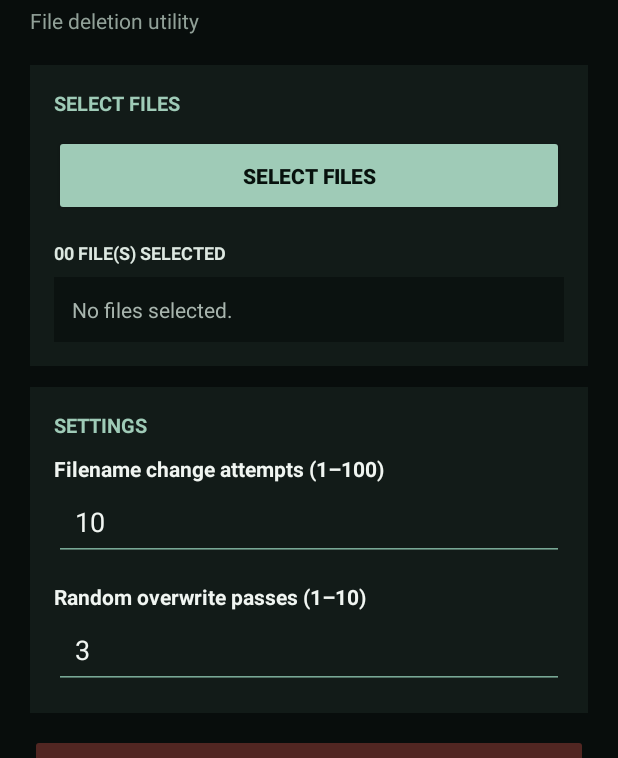
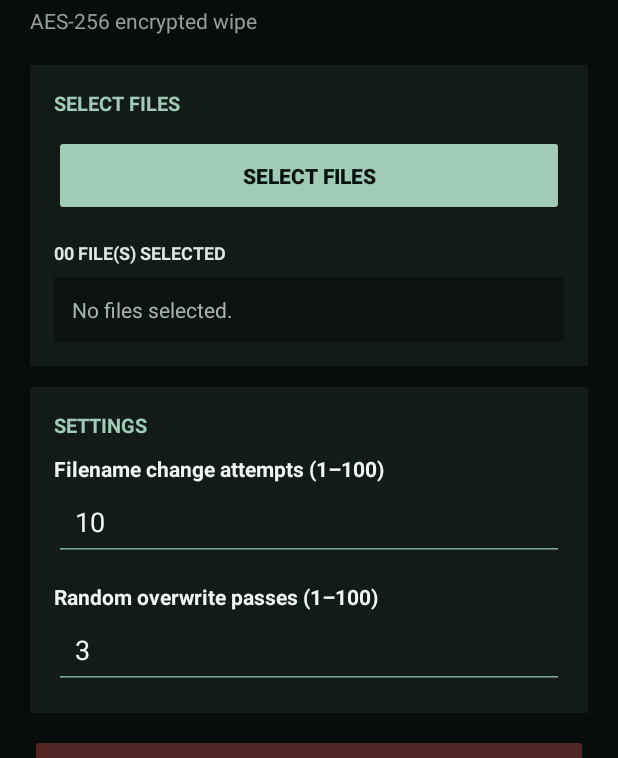
Before and after one commit to ofand04/Wipe-files, an Android app: the screen it shows after launch (MainActivity), on a phone screen of 412 x 824 dp, the part 98-856 px from its top. Run offline under Robolectric (Android 15) with nearby library versions, the phone set to English and light mode, and no system bars.

Commit message:
Update activity_main.xml

```diff
--- a/app/src/main/res/layout/activity_main.xml
+++ b/app/src/main/res/layout/activity_main.xml
@@ -2,7 +2,7 @@
 <ScrollView xmlns:android="http://schemas.android.com/apk/res/android" android:layout_width="match_parent" android:layout_height="match_parent" android:background="#080D0C" android:fillViewport="true">
 <LinearLayout android:layout_width="match_parent" android:layout_height="wrap_content" android:orientation="vertical" android:padding="20dp">
 <TextView android:layout_width="match_parent" android:layout_height="wrap_content" android:text="WIPEFILES" android:textColor="#F0F5F1" android:textSize="34sp" android:textStyle="bold" android:layout_marginBottom="4dp"/>
-<TextView android:layout_width="match_parent" android:layout_height="wrap_content" android:text="File deletion utility" android:textColor="#91A098" android:textSize="14sp" android:layout_marginBottom="20dp"/>
+<TextView android:layout_width="match_parent" android:layout_height="wrap_content" android:text="AES-256 encrypted wipe" android:textColor="#91A098" android:textSize="14sp" android:layout_marginBottom="20dp"/>
 <LinearLayout android:layout_width="match_parent" android:layout_height="wrap_content" android:orientation="vertical" android:padding="16dp" android:background="#121B18" android:layout_marginBottom="14dp">
 <TextView android:layout_width="match_parent" android:layout_height="wrap_content" android:text="SELECT FILES" android:textColor="#9FCBB7" android:textStyle="bold" android:textSize="13sp" android:layout_marginBottom="12dp"/>
 <Button android:id="@+id/btnPick" android:layout_width="match_parent" android:layout_height="54dp" android:text="SELECT FILES" android:textColor="#07110D" android:textStyle="bold" android:backgroundTint="#9FCBB7"/>
@@ -13,8 +13,8 @@
 <TextView android:layout_width="match_parent" android:layout_height="wrap_content" android:text="SETTINGS" android:textColor="#9FCBB7" android:textStyle="bold" android:textSize="13sp" android:layout_marginBottom="10dp"/>
 <TextView android:layout_width="match_parent" android:layout_height="wrap_content" android:text="Filename change attempts (1–100)" android:textColor="#F0F5F1" android:textStyle="bold" android:textSize="14sp"/>
 <EditText android:id="@+id/editNameChanges" android:layout_width="match_parent" android:layout_height="52dp" android:backgroundTint="#78A895" android:inputType="number" android:maxLength="3" android:paddingStart="14dp" android:paddingEnd="14dp" android:text="10" android:textColor="#F0F5F1" android:textSize="18sp" android:selectAllOnFocus="true"/>
-<TextView android:layout_width="match_parent" android:layout_height="wrap_content" android:text="Random overwrite passes (1–10)" android:textColor="#F0F5F1" android:textStyle="bold" android:textSize="14sp" android:layout_marginTop="14dp"/>
-<EditText android:id="@+id/editContentPasses" android:layout_width="match_parent" android:layout_height="52dp" android:backgroundTint="#78A895" android:inputType="number" android:maxLength="2" android:paddingStart="14dp" android:paddingEnd="14dp" android:text="3" android:textColor="#F0F5F1" android:textSize="18sp" android:selectAllOnFocus="true"/>
+<TextView android:layout_width="match_parent" android:layout_height="wrap_content" android:text="Random overwrite passes (1–100)" android:textColor="#F0F5F1" android:textStyle="bold" android:textSize="14sp" android:layout_marginTop="14dp"/>
+<EditText android:id="@+id/editContentPasses" android:layout_width="match_parent" android:layout_height="52dp" android:backgroundTint="#78A895" android:inputType="number" android:maxLength="3" android:paddingStart="14dp" android:paddingEnd="14dp" android:text="3" android:textColor="#F0F5F1" android:textSize="18sp" android:selectAllOnFocus="true"/>
 </LinearLayout>
 <Button android:id="@+id/btnWipe" android:layout_width="match_parent" android:layout_height="58dp" android:text="CONFIRM &amp; WIPE" android:textColor="#FFFFFF" android:textStyle="bold" android:textSize="15sp" android:backgroundTint="#8E3C35" android:layout_marginBottom="10dp"/>
 <Button android:id="@+id/btnCancel" android:layout_width="match_parent" android:layout_height="52dp" android:text="CANCEL OPERATION" android:textColor="#FFFFFF" android:textStyle="bold" android:backgroundTint="#46534C" android:layout_marginBottom="14dp"/>
@@ -24,5 +24,5 @@
 <ProgressBar android:id="@+id/progressBar" style="?android:attr/progressBarStyleHorizontal" android:layout_width="match_parent" android:layout_height="8dp" android:max="100" android:progress="0" android:progressTint="#9FCBB7" android:progressBackgroundTint="#2B3932" android:layout_marginBottom="12dp"/>
 <TextView android:id="@+id/status" android:layout_width="match_parent" android:layout_height="wrap_content" android:text="Select files, review settings, then confirm." android:textColor="#DDE8E1" android:textSize="13sp" android:lineSpacingExtra="4dp" android:textIsSelectable="true"/>
 </LinearLayout>
-<TextView android:layout_width="match_parent" android:layout_height="wrap_content" android:text="Android storage providers may restrict overwriting. Deletion does not prove physical erasure." android:textColor="#718078" android:textSize="11sp" android:gravity="center" android:layout_marginTop="14dp" android:layout_marginBottom="8dp"/>
+
 </LinearLayout></ScrollView>
```
